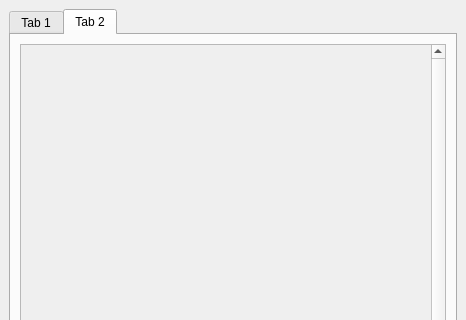
First picture: the form in calculactriceQtS4/ui/mainwindow.ui, repository mleitao2-iut90/calculatriceQtS4, before the edit; both pictures show x 0 to 466 and y 0 to 320 of the 466 by 600 pixel window.
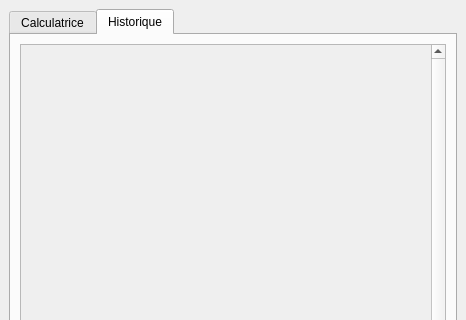
Second picture: the form after the edit. The open tabs and pages were chosen to show the change.

```diff
--- a/calculactriceQtS4/ui/mainwindow.ui
+++ b/calculactriceQtS4/ui/mainwindow.ui
@@ -22,7 +22,7 @@
       </property>
       <widget class="QWidget" name="tab">
        <attribute name="title">
-        <string>Tab 1</string>
+        <string>Calculatrice</string>
        </attribute>
        <layout class="QGridLayout" name="gridLayout_2">
         <item row="1" column="0">
@@ -590,7 +590,7 @@
       </widget>
       <widget class="QWidget" name="tab_2">
        <attribute name="title">
-        <string>Tab 2</string>
+        <string>Historique</string>
        </attribute>
        <layout class="QVBoxLayout" name="verticalLayout_2">
         <item>
```
Left out of the diff: 2 changed lines with no effect on the pictures.
